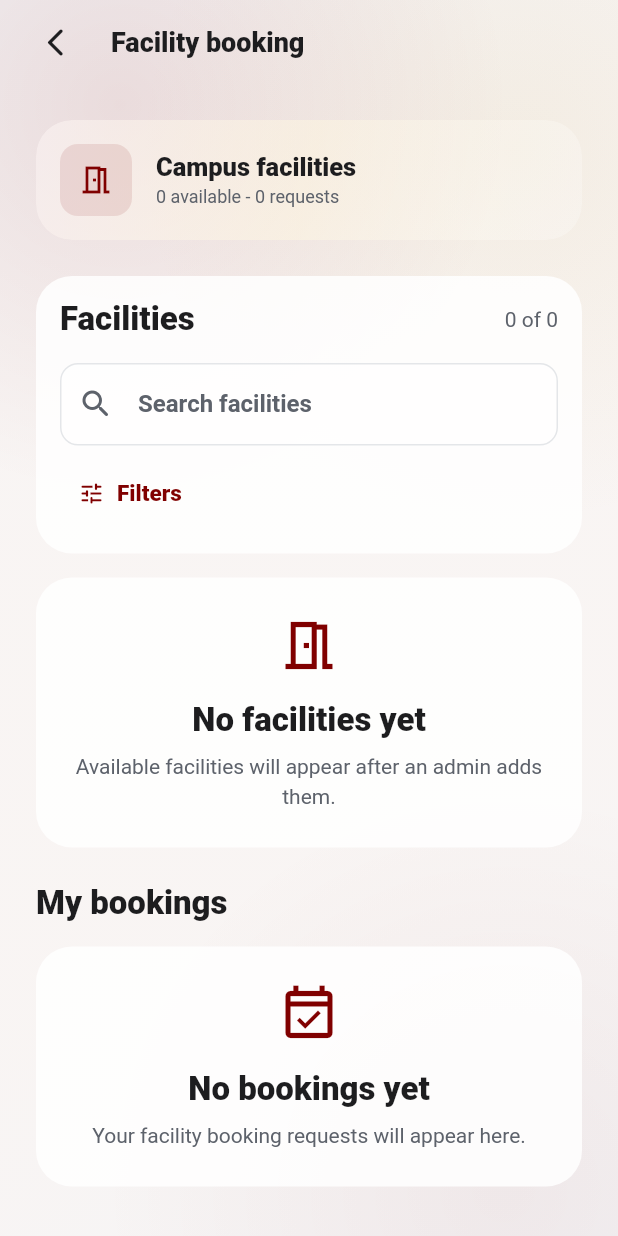
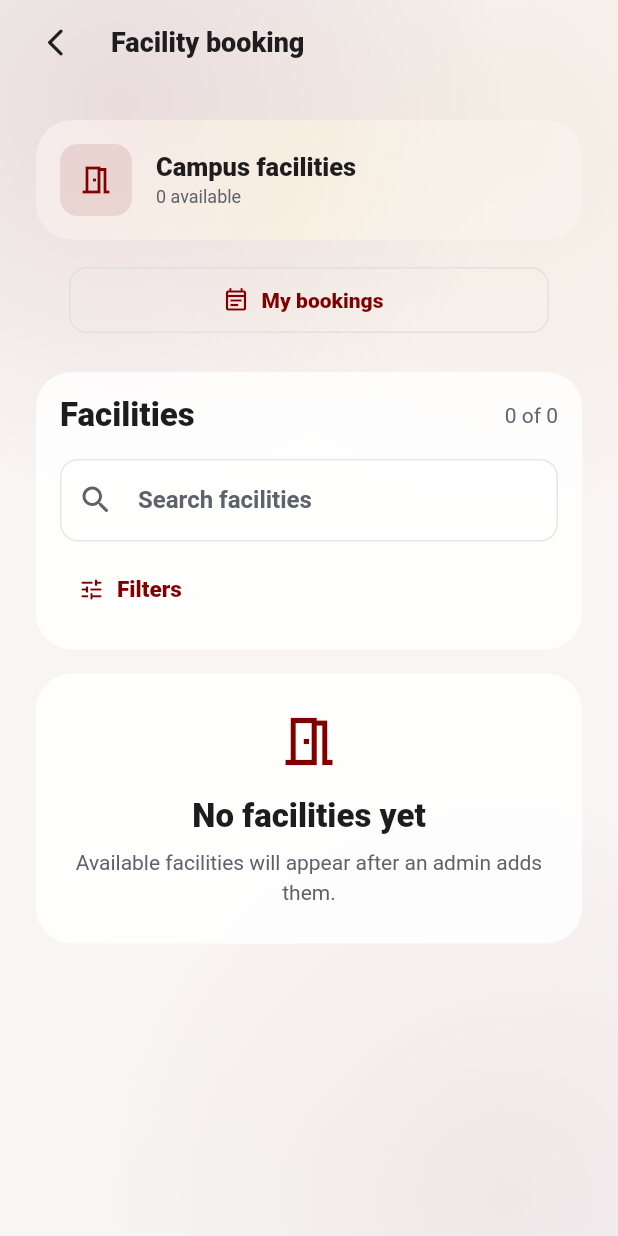
Before and after one commit to jeshengt/digital-campus-mobile-app, a Flutter app: the StudentFacilityBookingScreen screen opened by its route, on a phone screen of 412 x 824 dp. Run offline on Flutter 3.47's test engine with Material 3 defaults, Android fonts, the phone set to English and light mode, and no system bars; our stand-ins replace cloud_firestore, firebase_auth, firebase_core, flutter_map, geolocator, latlong2 and 4 more; missing offline and left inert: file_saver, gal, mobile_scanner; accounts and stored records are empty.

Commit message:
Add student my bookings flow

```diff
--- a/lib/app/routes/app_routes.dart
+++ b/lib/app/routes/app_routes.dart
@@ -18,6 +18,7 @@ import '../../features/booking/screens/admin_facility_management_screen.dart';
 import '../../features/booking/screens/staff_booking_review_screen.dart';
 import '../../features/booking/screens/staff_slot_management_screen.dart';
 import '../../features/booking/screens/student_facility_booking_screen.dart';
+import '../../features/booking/screens/student_my_bookings_screen.dart';
 import '../../features/bus_tracking/screens/admin_bus_management_screen.dart';
 import '../../features/bus_tracking/screens/bus_tracking_map_screen.dart';
 import '../../features/bus_tracking/screens/driver_bus_broadcast_screen.dart';
@@ -55,6 +56,7 @@ class AppRoutes {
   static const driverBusBroadcast = '/bus-tracking/driver/broadcast';
   static const adminBusManagement = '/bus-tracking/admin/manage';
   static const studentFacilityBooking = '/booking/student';
+  static const studentMyBookings = '/booking/student/mine';
   static const staffBookingReview = '/booking/staff/review';
   static const staffSlotManagement = '/booking/staff/slots';
   static const adminFacilityManagement = '/booking/admin/facilities';
@@ -91,6 +93,7 @@ class AppRoutes {
       driverBusBroadcast: (_) => const DriverBusBroadcastScreen(),
       adminBusManagement: (_) => const AdminBusManagementScreen(),
       studentFacilityBooking: (_) => const StudentFacilityBookingScreen(),
+      studentMyBookings: (_) => const StudentMyBookingsScreen(),
       staffBookingReview: (_) => const StaffBookingReviewScreen(),
       staffSlotManagement: (_) => const StaffSlotManagementScreen(),
       adminFacilityManagement: (_) => const AdminFacilityManagementScreen(),
--- a/lib/features/booking/screens/staff_slot_management_screen.dart
+++ b/lib/features/booking/screens/staff_slot_management_screen.dart
@@ -292,6 +292,7 @@ class _StaffSlotManagementScreenState extends State<StaffSlotManagementScreen> {
                           const SizedBox(height: AppDimensions.spacingMedium),
                         DropdownButtonFormField<String>(
                           key: const Key('slotFacilityDropdown'),
+                          isExpanded: true,
                           initialValue: selectedFacility.facilityId,
                           decoration: const InputDecoration(
                             labelText: 'Facility',
@@ -305,6 +306,8 @@ class _StaffSlotManagementScreenState extends State<StaffSlotManagementScreen> {
                                           selectedFacility.facilityId
                                       ? '${facility.name} (Selected)'
                                       : facility.name,
+                                  maxLines: 1,
+                                  overflow: TextOverflow.ellipsis,
                                 ),
                               ),
                           ],
--- a/lib/features/booking/screens/student_facility_booking_screen.dart
+++ b/lib/features/booking/screens/student_facility_booking_screen.dart
@@ -1,12 +1,12 @@
 import 'package:flutter/material.dart';
 
+import '../../../app/routes/app_routes.dart';
 import '../../../core/constants/app_dimensions.dart';
 import '../../../app/theme/app_theme.dart';
 import '../../../shared/layouts/utm_background_scaffold.dart';
 import '../../../shared/widgets/utm_feature_header.dart';
 import '../../../shared/widgets/utm_top_app_bar.dart';
 import '../models/facility.dart';
-import '../models/facility_booking.dart';
 import '../models/facility_slot_capacity.dart';
 import '../models/facility_slot_occurrence.dart';
 import '../models/facility_slot_reservation.dart';
@@ -45,7 +45,6 @@ class _StudentFacilityBookingScreenState
     extends State<StudentFacilityBookingScreen> {
   late final FacilityBookingService _facilityBookingService;
   late final Stream<List<Facility>> _availableFacilitiesStream;
-  late final Stream<List<FacilityBooking>> _studentBookingsStream;
   final TextEditingController _facilitySearchController =
       TextEditingController();
   String _facilitySearchQuery = '';
@@ -62,8 +61,6 @@ class _StudentFacilityBookingScreenState
         widget._facilityBookingService ?? FirebaseFacilityBookingService();
     _availableFacilitiesStream = _facilityBookingService
         .watchAvailableFacilities();
-    _studentBookingsStream = _facilityBookingService
-        .watchCurrentStudentBookings();
   }
 
   @override
@@ -113,32 +110,30 @@ class _StudentFacilityBookingScreenState
                 final filteredFacilities = _filteredFacilities(facilities);
                 final hasActiveFacilityFilters = _hasActiveFacilityFilters;
 
-                return StreamBuilder<List<FacilityBooking>>(
-                  stream: _studentBookingsStream,
-                  builder: (context, bookingSnapshot) {
-                    if (bookingSnapshot.connectionState ==
-                            ConnectionState.waiting &&
-                        !bookingSnapshot.hasData) {
-                      return const Center(child: CircularProgressIndicator());
-                    }
-
-                    if (bookingSnapshot.hasError) {
-                      return _BookingMessageState(
-                        icon: Icons.error_outline_rounded,
-                        title: 'Could not load bookings',
-                        message: bookingSnapshot.error.toString(),
-                      );
-                    }
-
-                    final bookings =
-                        bookingSnapshot.data ?? const <FacilityBooking>[];
-
                 return ListView(
                   padding: const EdgeInsets.all(AppDimensions.spacingLarge),
                   children: [
-                        _StudentBookingHeader(
-                          facilityCount: facilities.length,
-                          bookingCount: bookings.length,
+                    _StudentBookingHeader(facilityCount: facilities.length),
+                    const SizedBox(height: AppDimensions.spacingMedium),
+                    LayoutBuilder(
+                      builder: (context, constraints) {
+                        return Center(
+                          child: SizedBox(
+                            width: constraints.maxWidth > 320
+                                ? 320
+                                : constraints.maxWidth,
+                            child: OutlinedButton.icon(
+                              key: const Key('studentMyBookingsButton'),
+                              onPressed: () => Navigator.pushNamed(
+                                context,
+                                AppRoutes.studentMyBookings,
+                              ),
+                              icon: const Icon(Icons.event_note_outlined),
+                              label: const Text('My bookings'),
+                            ),
+                          ),
+                        );
+                      },
                     ),
                     const SizedBox(height: AppDimensions.spacingLarge),
                     _StudentFacilityFilterConsole(
@@ -166,8 +161,9 @@ class _StudentFacilityBookingScreenState
                       },
                       onLocationChanged: (location) {
                         setState(() {
-                              _selectedFacilityLocation =
-                                  location?.isEmpty == true ? null : location;
+                          _selectedFacilityLocation = location?.isEmpty == true
+                              ? null
+                              : location;
                         });
                       },
                       onSortChanged: (sortOption) {
@@ -195,12 +191,9 @@ class _StudentFacilityBookingScreenState
                       _BookingMessageCard(
                         icon: Icons.filter_alt_off_outlined,
                         title: 'No matching facilities',
-                            message:
-                                'Try another facility name, type or location.',
+                        message: 'Try another facility name, type or location.',
                         action: TextButton.icon(
-                              key: const Key(
-                                'studentFacilityClearFilteredEmpty',
-                              ),
+                          key: const Key('studentFacilityClearFilteredEmpty'),
                           onPressed: _clearFacilityFilters,
                           icon: const Icon(Icons.refresh_rounded),
                           label: const Text('Clear filters'),
@@ -217,35 +210,7 @@ class _StudentFacilityBookingScreenState
                             onBook: () => _showBookingSheet(facility),
                           ),
                         ),
-                        const SizedBox(height: AppDimensions.spacingLarge),
-                        Text(
-                          'My bookings',
-                          style: Theme.of(context).textTheme.titleLarge,
-                        ),
-                        const SizedBox(height: AppDimensions.spacingMedium),
-                        if (bookings.isEmpty)
-                          const _BookingMessageCard(
-                            icon: Icons.event_available_outlined,
-                            title: 'No bookings yet',
-                            message:
-                                'Your facility booking requests will appear here.',
-                          )
-                        else
-                          for (final booking in bookings)
-                            Padding(
-                              padding: const EdgeInsets.only(
-                                bottom: AppDimensions.spacingMedium,
-                              ),
-                              child: _StudentBookingTile(
-                                booking: booking,
-                                onCancel: booking.status == bookingStatusPending
-                                    ? () => _cancelBooking(booking)
-                                    : null,
-                              ),
-                            ),
                   ],
-                    );
-                  },
                 );
               },
             ),
@@ -374,15 +339,6 @@ class _StudentFacilityBookingScreenState
 
     if (saved == true) {
       _showSnack('Booking request submitted.');
-    }
-  }
-
-  Future<void> _cancelBooking(FacilityBooking booking) async {
-    try {
-      await _facilityBookingService.cancelStudentBooking(booking);
-      _showSnack('Booking cancelled.');
-    } catch (error) {
-      _showSnack(error.toString());
     }
   }
 
@@ -818,21 +774,16 @@ class _SlotPicker extends StatelessWidget {
 }
 
 class _StudentBookingHeader extends StatelessWidget {
-  const _StudentBookingHeader({
-    required this.facilityCount,
-    required this.bookingCount,
-  });
+  const _StudentBookingHeader({required this.facilityCount});
 
   final int facilityCount;
-  final int bookingCount;
 
   @override
   Widget build(BuildContext context) {
     return UtmFeatureHeader(
       icon: Icons.meeting_room_outlined,
       title: 'Campus facilities',
-      subtitle:
-          '$facilityCount available - $bookingCount request${bookingCount == 1 ? '' : 's'}',
+      subtitle: '$facilityCount available',
     );
   }
 }
@@ -864,88 +815,6 @@ class _FacilityTile extends StatelessWidget {
           onPressed: onBook,
           child: const Text('Book'),
         ),
-      ),
-    );
-  }
-}
-
-class _StudentBookingTile extends StatelessWidget {
-  const _StudentBookingTile({required this.booking, required this.onCancel});
-
-  final FacilityBooking booking;
-  final VoidCallback? onCancel;
-
-  @override
-  Widget build(BuildContext context) {
-    return Card(
-      child: Padding(
-        padding: const EdgeInsets.all(AppDimensions.spacingMedium),
-        child: Column(
-          crossAxisAlignment: CrossAxisAlignment.start,
-          children: [
-            Row(
-              children: [
-                Expanded(
-                  child: Text(
-                    booking.facilityName,
-                    style: Theme.of(context).textTheme.titleMedium,
-                  ),
-                ),
-                _BookingStatusChip(status: booking.status),
-              ],
-            ),
-            const SizedBox(height: AppDimensions.spacingSmall),
-            Text(
-              '${formatBookingDate(booking.requestedDate)} - ${formatBookingTimeRange(booking.startTime, booking.endTime)}',
-              style: Theme.of(context).textTheme.bodyMedium,
-            ),
-            if (onCancel != null) ...[
-              const SizedBox(height: AppDimensions.spacingMedium),
-              Align(
-                alignment: Alignment.centerRight,
-                child: OutlinedButton.icon(
-                  key: Key('cancelStudentBooking_${booking.bookingId}'),
-                  onPressed: onCancel,
-                  icon: const Icon(Icons.cancel_outlined),
-                  label: const Text('Cancel'),
-                ),
-              ),
-            ],
-          ],
-        ),
-      ),
-    );
-  }
-}
-
-class _BookingStatusChip extends StatelessWidget {
-  const _BookingStatusChip({required this.status});
-
-  final String status;
-
-  @override
-  Widget build(BuildContext context) {
-    final colors = UtmThemeColors.of(context);
-    final color = switch (status) {
-      bookingStatusApproved => colors.success,
-      bookingStatusCancelled => colors.textTertiary,
-      _ => colors.warning,
-    };
-
-    return Container(
-      padding: const EdgeInsets.symmetric(
-        horizontal: AppDimensions.spacingSmall,
-        vertical: AppDimensions.spacingTiny,
-      ),
-      decoration: BoxDecoration(
-        color: color.withValues(alpha: 0.1),
-        borderRadius: BorderRadius.circular(999),
-      ),
-      child: Text(
-        status,
-        style: Theme.of(
-          context,
-        ).textTheme.labelLarge?.copyWith(color: color, fontSize: 11),
       ),
     );
   }
--- a/lib/features/notifications/screens/notifications_screen.dart
+++ b/lib/features/notifications/screens/notifications_screen.dart
@@ -112,7 +112,7 @@ class _NotificationsScreenState extends State<NotificationsScreen> {
     }
 
     if (notification.type == notificationTypeFacilityBookingStatus) {
-      Navigator.pushNamed(context, AppRoutes.studentFacilityBooking);
+      Navigator.pushNamed(context, AppRoutes.studentMyBookings);
     }
   }
 }
```
Also changed, not shown: lib/features/booking/screens/student_my_bookings_screen.dart (added, +300 -0 lines), 2 other files. Lines whose indentation alone changed are shown as unchanged.
